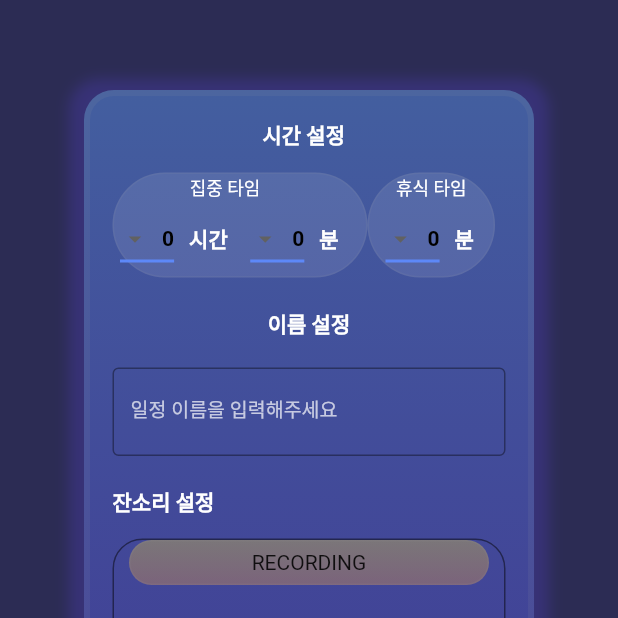
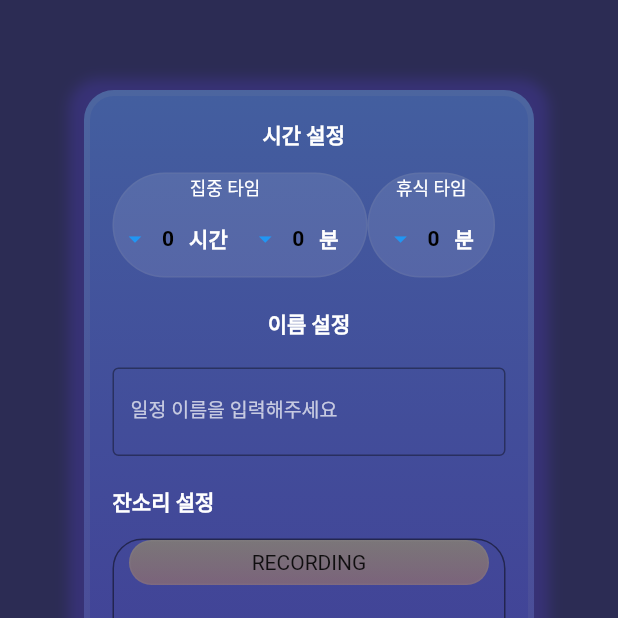
Before and after one commit to dsc-sookmyung/2021-TimmyRoom-JANSORI, a Flutter app: the page2 screen opened directly, after a tap on "save", on a phone screen of 412 x 824 dp, the top half of it. Run offline on Flutter 3.47's test engine with Material 2 defaults, Android fonts, the phone set to English and light mode, and no system bars; our stand-ins replace audioplayers, carousel_slider, gradient_app_bar, shared_preferences, splashscreen, sqflite and 1 more; accounts and stored records are empty.

Commit message:
아이콘 컬러 수정

```diff
--- a/timmyroom_jansori/lib/alarmList.dart
+++ b/timmyroom_jansori/lib/alarmList.dart
@@ -215,9 +215,10 @@ class _page2State extends State<page2> {
     return PageRouteBuilder(
       pageBuilder: (context, animation, secondaryAnimation) => MainPage3(),
       transitionsBuilder: (context, animation, secondaryAnimation, child) {
-        var begin = Offset(1.5, 0.0); // <-
+        var begin = Offset(0.0, 3.0); // <-
         var end = Offset.zero;
-        var tween = Tween(begin: begin, end: end);
+        var curve = Curves.ease;
+        var tween = Tween(begin: begin, end: end).chain(CurveTween(curve: curve));
         var offsetAnimation = animation.drive(tween);
 
         return SlideTransition(
--- a/timmyroom_jansori/lib/free.dart
+++ b/timmyroom_jansori/lib/free.dart
@@ -16,11 +16,12 @@ class _freeState extends State<free>{
   Widget build(BuildContext context) {
     return Directionality(
         textDirection: TextDirection.rtl,
-        child:
-        DropdownButton<String>(
+        child: DropdownButtonHideUnderline(
+        child: DropdownButton<String>(
           icon: Icon(
             Icons.arrow_drop_down,
           ),
+          iconEnabledColor: Colors.blue,
           value: dropdownValue,
           iconSize: 20,
           elevation: 16,
@@ -44,7 +45,7 @@ class _freeState extends State<free>{
             );
           }).toList(),
         )
-    );
+    ));
 
   }
 }
--- a/timmyroom_jansori/lib/hours.dart
+++ b/timmyroom_jansori/lib/hours.dart
@@ -15,11 +15,12 @@ class _hoursState extends State<hours>{
   Widget build(BuildContext context) {
     return Directionality(
         textDirection: TextDirection.rtl,
-        child:
-        DropdownButton<String>(
+        child:DropdownButtonHideUnderline(
+        child: DropdownButton<String>(
           icon: Icon(
             Icons.arrow_drop_down,
           ),
+          iconEnabledColor: Colors.blue,
           value: dropdownValue,
           iconSize: 20,
           elevation: 16,
@@ -45,7 +46,7 @@ class _hoursState extends State<hours>{
             );
           }).toList(),
         )
-    );
+    ));
 
   }
 }
--- a/timmyroom_jansori/lib/minutes.dart
+++ b/timmyroom_jansori/lib/minutes.dart
@@ -16,13 +16,14 @@ class _minutesState extends State<minutes>{
   Widget build(BuildContext context) {
     return Directionality(
         textDirection: TextDirection.rtl,
-        child:
-        DropdownButton<String>(
+        child: DropdownButtonHideUnderline(
+        child: DropdownButton<String>(
           icon: Icon(
             Icons.arrow_drop_down,
           ),
           value: dropdownValue,
           iconSize: 20,
+          iconEnabledColor: Colors.blue,
           elevation: 16,
           style: TextStyle(color: Color.fromRGBO(0, 0, 0, 1), fontWeight: FontWeight.w700),
           underline: Container(
@@ -49,7 +50,7 @@ class _minutesState extends State<minutes>{
             );
           }).toList(),
         )
-    );
+    ));
 
   }
 }
```
